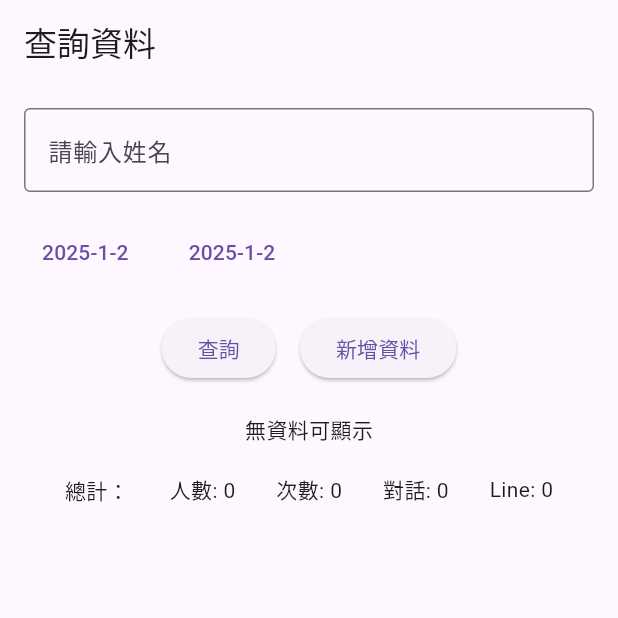
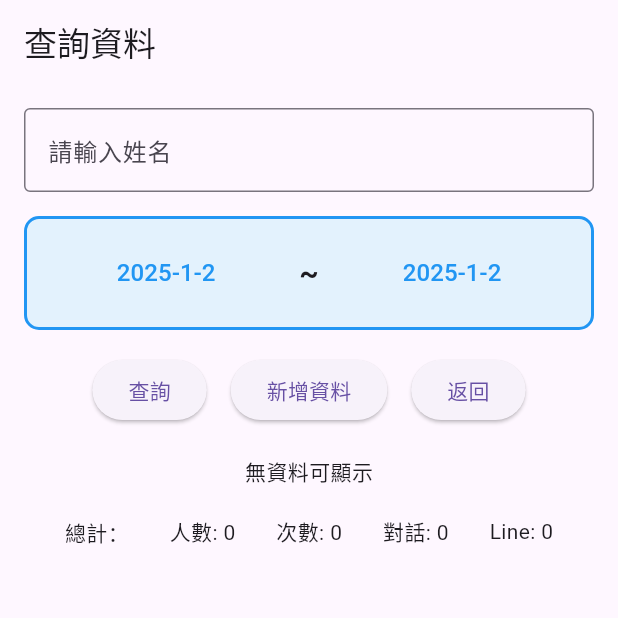
Before and after one commit to jasonhappyweb/mysite, a Flutter app: the screen it shows after launch, after a tap on "讀取福音紀錄", on a phone screen of 412 x 824 dp, the top half of it. Run offline on Flutter 3.47's test engine with Material 3 defaults, Android fonts, the phone set to English and light mode, and no system bars; our stand-ins replace image_picker, isar; accounts and stored records are empty; generated files the repository leaves out were written again; network calls fail.

Commit message:
新增Ochapp

```diff
--- a/TryIsar/lib/View/RegicBest.dart
+++ b/TryIsar/lib/View/RegicBest.dart
@@ -17,6 +17,7 @@ class ReadBest extends StatelessWidget {
         primarySwatch: Colors.blue,
       ),
       home: const DataViewer(),
+
     );
   }
 }
--- a/TryIsar/lib/View/RegicRead.dart
+++ b/TryIsar/lib/View/RegicRead.dart
@@ -2,9 +2,11 @@ import 'dart:convert';
 import 'package:flutter/material.dart';
 import 'package:http/http.dart' as http;
 import 'Regic.dart'; // 导入 InsertDataPage 页面
+import 'package:flutter_localizations/flutter_localizations.dart';
+import 'package:isarapp/main.dart';
+void main() {
+  runApp(const ReadData(),);
 
-void main() {
-  runApp(const ReadData());
 }
 
 class ReadData extends StatelessWidget {
@@ -13,6 +15,16 @@ class ReadData extends StatelessWidget {
   @override
   Widget build(BuildContext context) {
     return MaterialApp(
+      localizationsDelegates: const [
+        GlobalMaterialLocalizations.delegate,
+        GlobalWidgetsLocalizations.delegate,
+        GlobalCupertinoLocalizations.delegate,
+      ],
+      supportedLocales: const [
+        Locale('zh', 'CN'), // 简体中文
+        Locale('zh', 'TW'), // 繁体中文
+      ],
+      locale: const Locale('zh', 'CN'), // 设置默认语言为简体中文
       title: 'Ragic Data Viewer',
       theme: ThemeData(
         primarySwatch: Colors.blue,
@@ -36,7 +48,7 @@ class _DataViewerState extends State<DataViewer> {
   List<Map<String, dynamic>> _fetchedData = [];
   bool _isLoading = false;
 
-  // 統計數據
+  // 统计数据
   int totalPeople = 0;
   int totalTimes = 0;
   int totalTalk = 0;
@@ -54,12 +66,11 @@ class _DataViewerState extends State<DataViewer> {
     _endDate = DateTime.now();
   }
 
-
   Future<void> _fetchData() async {
     setState(() {
       _isLoading = true;
       _fetchedData = [];
-      // 重置統計數據
+      // 重置统计数据
       totalPeople = 0;
       totalTimes = 0;
       totalTalk = 0;
@@ -69,23 +80,20 @@ class _DataViewerState extends State<DataViewer> {
     final String name = _nameController.text.trim();
     String url = "$baseUrl?V=1&APIKey=$apiKey&api";
 
-    // 添加姓名條件
+    // 添加姓名条件
     if (name.isNotEmpty) {
-      url += "&where=1000001,eq,$name";
+      url += "&where=1000001,like,$name";
     }
 
-    // 添加日期範圍條件
-   if (_startDate != null && _endDate != null && _startDate != _endDate) {
-      print("${_startDate} + ${_endDate}");
+    // 添加日期范围条件
+    if (_startDate != null && _endDate != null) {
       String startFormattedDate = "${_startDate!.year}/${_startDate!.month.toString().padLeft(2, '0')}/${_startDate!.day.toString().padLeft(2, '0')}";
       String endFormattedDate = "${_endDate!.year}/${_endDate!.month.toString().padLeft(2, '0')}/${_endDate!.day.toString().padLeft(2, '0')}";
-      // 使用 LIKE 進行模糊查詢，添加 '%' 來進行匹配
       if(startFormattedDate == endFormattedDate){
-        String startFormattedDate = "${_startDate!.year}/${_startDate!.month.toString().padLeft(2, '0')}/${_startDate!.day.toString().padLeft(2, '0')}";
         url += "&where=1000007,like,$startFormattedDate";
       }
       else{
-        url += "&where=1000007,gt,${startFormattedDate} 00:00&where=1000007,lt,${endFormattedDate}11:59";
+        url += "&where=1000007,gt,${startFormattedDate} 00:00&where=1000007,lt,${endFormattedDate} 23:59";
       }
     }
     print("Fetching data from URL: $url");
@@ -98,11 +106,8 @@ class _DataViewerState extends State<DataViewer> {
       if (response.statusCode == 200) {
         try {
           final Map<String, dynamic> jsonData = json.decode(response.body);
-          print("Parsed JSON data: $jsonData");
-
           setState(() {
             _fetchedData = jsonData.values.map((data) {
-              // 進行數據映射
               totalPeople += int.tryParse(data["people"]?.toString() ?? "0") ?? 0;
               totalTimes += int.tryParse(data["times"]?.toString() ?? "0") ?? 0;
               totalTalk += int.tryParse(data["talk"]?.toString() ?? "0") ?? 0;
@@ -118,8 +123,6 @@ class _DataViewerState extends State<DataViewer> {
               };
             }).toList();
           });
-
-          print("Fetched and processed data: $_fetchedData");
         } catch (e) {
           print("Error parsing JSON: $e");
           _showError("資料解析失敗，請檢查返回的數據格式。");
@@ -190,6 +193,7 @@ class _DataViewerState extends State<DataViewer> {
       initialDate: _startDate ?? DateTime.now(),
       firstDate: DateTime(2000),
       lastDate: DateTime(2101),
+      locale: const Locale('zh', 'TW'), // 如果需要指定中文，這裡可以強制設置
     );
     if (picked != null && picked != _startDate)
       setState(() {
@@ -203,6 +207,7 @@ class _DataViewerState extends State<DataViewer> {
       initialDate: _endDate ?? DateTime.now(),
       firstDate: DateTime(2000),
       lastDate: DateTime(2101),
+      locale: const Locale('zh', 'TW'), // 如果需要指定中文，這裡可以強制設置
     );
     if (picked != null && picked != _endDate)
       setState(() {
@@ -228,26 +233,53 @@ class _DataViewerState extends State<DataViewer> {
               ),
             ),
             const SizedBox(height: 16),
-            Row(
+            // 日期选择部分美化
+            Container(
+              padding: const EdgeInsets.all(12.0),
+              decoration: BoxDecoration(
+                color: Colors.blue.shade50, // 背景颜色
+                border: Border.all(color: Colors.blue, width: 2),
+                borderRadius: BorderRadius.circular(10),
+              ),
+              child: Row(
                 children: [
-                TextButton(
+                  Expanded(
+                    child: TextButton(
                       onPressed: () => _selectStartDate(context),
                       child: Text(
                         _startDate == null
                             ? '選擇起始日期'
                             : '${_startDate!.year}-${_startDate!.month}-${_startDate!.day}',
+                        style: TextStyle(
+                          color: Colors.blue,
+                          fontSize: 16, // 增大字体
                         ),
                       ),
-                const SizedBox(width: 16),
-                TextButton(
+                    ),
+                  ),
+                  const Padding(
+                    padding: EdgeInsets.symmetric(horizontal: 8.0),
+                    child: Text(
+                      "~",
+                      style: TextStyle(fontSize: 20, fontWeight: FontWeight.bold),
+                    ),
+                  ),
+                  Expanded(
+                    child: TextButton(
                       onPressed: () => _selectEndDate(context),
                       child: Text(
                         _endDate == null
                             ? '選擇結束日期'
                             : '${_endDate!.year}-${_endDate!.month}-${_endDate!.day}',
+                        style: TextStyle(
+                          color: Colors.blue,
+                          fontSize: 16, // 增大字体
+                        ),
+                      ),
                     ),
                   ),
                 ],
+              ),
             ),
             const SizedBox(height: 16),
             Row(
@@ -266,6 +298,16 @@ class _DataViewerState extends State<DataViewer> {
                     );
                   },
                   child: const Text("新增資料"),
+                ),
+                const SizedBox(width: 16),
+                ElevatedButton(
+                  onPressed: () {
+                    Navigator.push(
+                      context,
+                      MaterialPageRoute(builder: (context) => MyApp()),
+                    );
+                  },
+                  child: const Text("返回"),
                 ),
               ],
             ),
--- a/TryIsar/lib/main.dart
+++ b/TryIsar/lib/main.dart
@@ -88,12 +88,25 @@ class _MyHomePageState extends State<MyHomePage> {
         ),
         backgroundColor: Colors.green[600],
       ),
-      body: Center(  // Center to align Column's elements
+      body: Stack(  // Stack to layer the background and the buttons
+        children: [
+          // Background Image with Opacity
+          Positioned.fill(
+            child: Opacity(
+              opacity: 0.7,  // Set the opacity to make the image transparent
+              child: Image.network(
+                'https://jasonhappyweb.github.io/mysite/%E8%BD%89%E7%9B%A4%E9%81%8A%E6%88%B2/LINE_ALBUM_1130715_240729_1.jpg', // Background image
+                fit: BoxFit.cover,  // Cover the entire screen
+              ),
+            ),
+          ),
+          // Foreground widgets (buttons)
+          Center(
             child: Padding(
               padding: const EdgeInsets.all(16.0),
               child: Column(
-            mainAxisAlignment: MainAxisAlignment.center, // Vertically center the widgets
-            crossAxisAlignment: CrossAxisAlignment.center, // Horizontally center the widgets
+                mainAxisAlignment: MainAxisAlignment.center,  // Vertically center the widgets
+                crossAxisAlignment: CrossAxisAlignment.center,  // Horizontally center the widgets
                 children: <Widget>[
                   SizedBox(height: 16),
                   ElevatedButton(
@@ -104,12 +117,12 @@ class _MyHomePageState extends State<MyHomePage> {
                       );
                     },
                     style: ElevatedButton.styleFrom(
-                  backgroundColor: Colors.orange[600], // Background color
+                      backgroundColor: Colors.orange[600],  // Background color
                       padding: EdgeInsets.symmetric(vertical: 18, horizontal: 32),
                       shape: RoundedRectangleBorder(
-                    borderRadius: BorderRadius.circular(20), // Rounded corners
+                        borderRadius: BorderRadius.circular(20),  // Rounded corners
                       ),
-                  elevation: 5, // Shadow effect
+                      elevation: 5,  // Shadow effect
                     ),
                     child: Text(
                       '讀取福音紀錄',
@@ -162,6 +175,8 @@ class _MyHomePageState extends State<MyHomePage> {
               ),
             ),
           ),
+        ],
+      ),
       backgroundColor: Colors.green[50], // Subtle green background for the app
     );
   }
--- a/TryIsar/pubspec.yaml
+++ b/TryIsar/pubspec.yaml
@@ -31,7 +31,7 @@ dependencies:
   flutter:
     sdk: flutter
   path_provider: ^2.1.1
-  intl: ^0.18.1
+  intl: ^0.19.0
   url_launcher: ^6.1.12
   flutter_html: ^3.0.0-beta.2
   #  flutter_layout_grid: ^2.0.5
@@ -41,6 +41,8 @@ dependencies:
   isar: ^3.1.0+1
   image_picker: ^0.8.7+5
   http: ^1.2.2
+  flutter_localizations:
+    sdk: flutter
 
 dev_dependencies:
   flutter_test:
```
Also changed, not shown: TryIsar/lib/View/Regic.dart (+68 -3 lines), TryIsar/pubspec.lock, 8 other files. Lines whose indentation alone changed are shown as unchanged.
